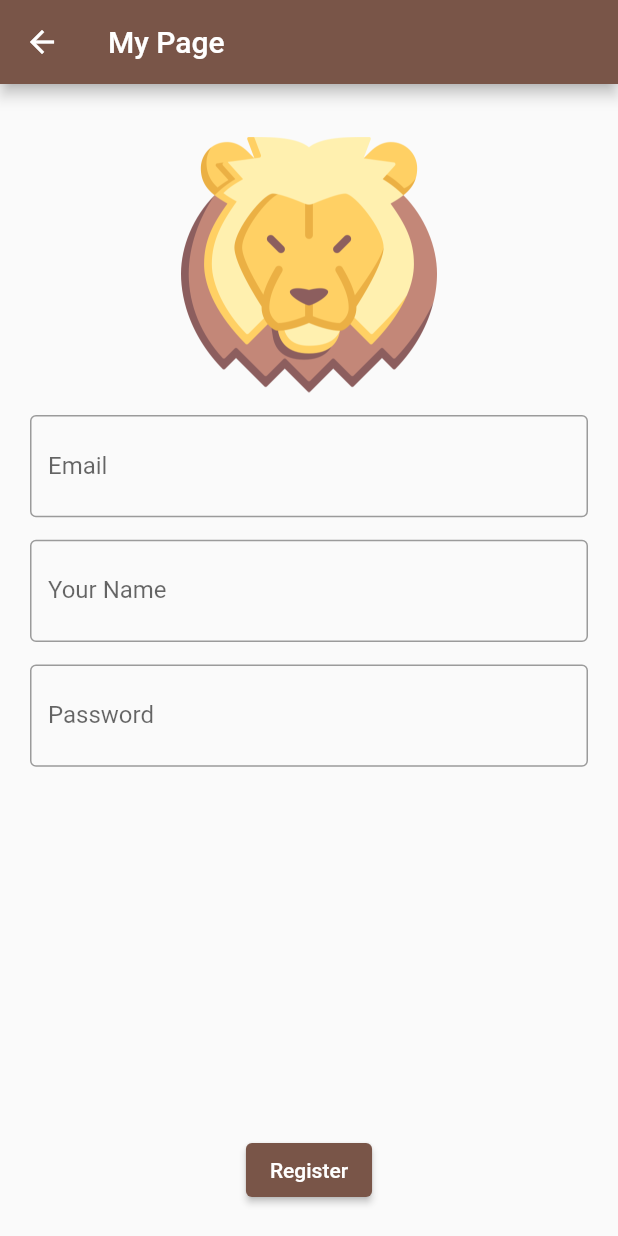
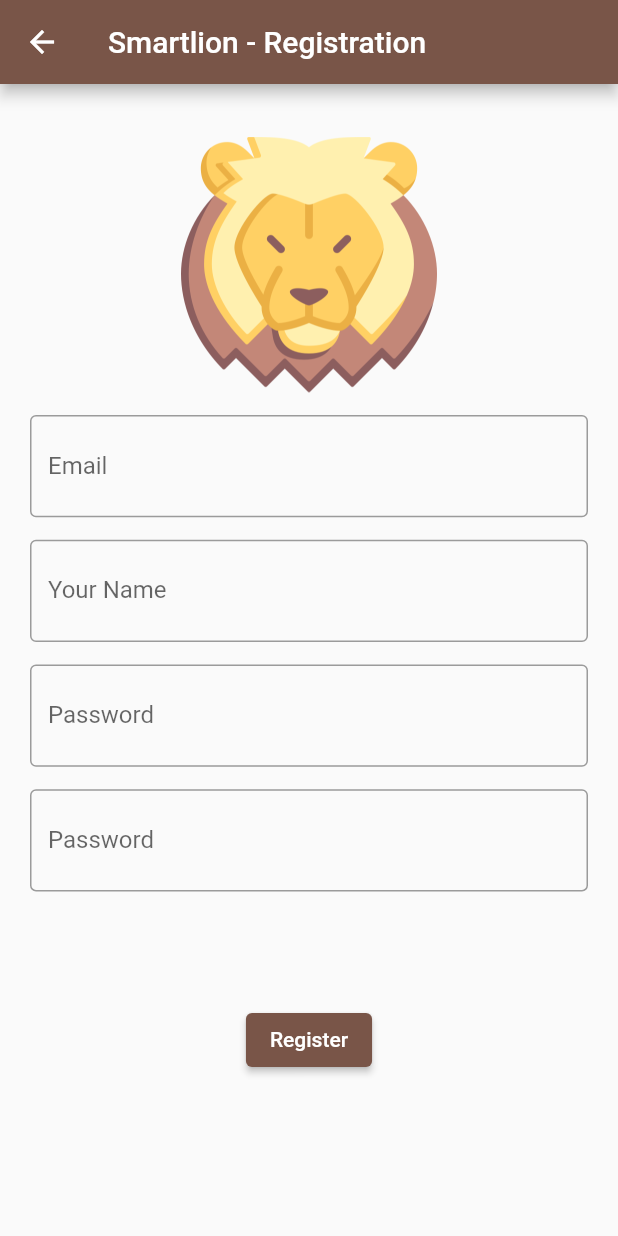
Before and after one commit to fredmnpinto/smart_lion_mobile, a Flutter app: the RegisterPage screen opened by its route, on a phone screen of 412 x 824 dp. Run offline on Flutter 3.47's test engine with Material 2 defaults, Android fonts, the phone set to English and light mode, and no system bars; our stand-ins replace firebase_auth, firebase_core, get; accounts and stored records are empty.

Commit message:
Auth working - Login/Register

```diff
--- a/lib/app/data/error_messages.dart
+++ b/lib/app/data/error_messages.dart
@@ -3,4 +3,6 @@ abstract class ErrorMessage {
   static const fieldTooShort = "Too short";
 
   static const invalidEmail = "This is not a valid email";
+
+  static const differentConfirm = "The passwords don't match";
 }
--- a/lib/app/data/modules/auth/login/page.dart
+++ b/lib/app/data/modules/auth/login/page.dart
@@ -13,7 +13,7 @@ class LoginPage extends GetView<AuthController> {
   Widget build(BuildContext context) {
     return Scaffold(
       resizeToAvoidBottomInset: false,
-      appBar: AppBar(title: const Text('My Page')),
+      appBar: AppBar(title: const Text('Smartlion - Login')),
       body: Center(
         child: Form(
           key: controller.loginFormKey,
--- a/lib/app/data/modules/auth/register/page.dart
+++ b/lib/app/data/modules/auth/register/page.dart
@@ -1,5 +1,4 @@
 import 'package:flutter/material.dart';
-import 'package:flutter/rendering.dart';
 import 'package:get/get.dart';
 import 'package:smart_lion_mobile/app/data/modules/auth/controller.dart';
 import 'package:smart_lion_mobile/app/data/modules/auth/widgets/display_name_input.dart';
@@ -14,13 +13,12 @@ class RegisterPage extends GetView<AuthController> {
     const double separatorHeight = 15;
 
     return Scaffold(
-      appBar: AppBar(title: const Text('My Page')),
+      appBar: AppBar(title: const Text('Smartlion - Registration')),
       body: Center(
         child: Form(
           key: controller.registerFormKey,
           child: Center(
             child: CustomScrollView(
-
               slivers: [
                 SliverFillRemaining(
                   hasScrollBody: false,
@@ -38,13 +36,21 @@ class RegisterPage extends GetView<AuthController> {
                         const SizedBox(
                           height: separatorHeight,
                         ),
-                        EmailInputField(inputController: controller.emailController),
+                        EmailInputField(
+                            inputController: controller.emailController),
                         const SizedBox(height: separatorHeight),
-                        DisplayNameInputField(inputController: controller.displayNameController),
+                        DisplayNameInputField(
+                            inputController: controller.displayNameController),
                         const SizedBox(height: separatorHeight),
                         PasswordInputField(
                             inputController: controller.passwordController),
-                        const Spacer(),
+                        const SizedBox(height: separatorHeight),
+                        PasswordConfirmInputField(
+                            primaryPasswordController:
+                                controller.passwordController),
+                        const SizedBox(
+                          height: 5 * separatorHeight,
+                        ),
                         ElevatedButton(
                           onPressed: controller.register,
                           child: const Text("Register"),
--- a/lib/main.dart
+++ b/lib/main.dart
@@ -24,8 +24,7 @@ class MyApp extends StatelessWidget {
       title: 'Flutter Demo',
       theme: ThemeData(
         primarySwatch: Colors.brown,
-      ),
-      initialRoute: Routes.LOGIN,
+      ),      initialRoute: Routes.LOGIN,
       initialBinding: AuthBinding(),
       getPages: AppPages.pages,
     );
```
Also changed, not shown: lib/app/data/modules/auth/controller.dart (+11 -8 lines), lib/app/data/modules/auth/widgets/password_input.dart (+28 -1 lines), lib/app/data/modules/home/page.dart (+13 -14 lines).
